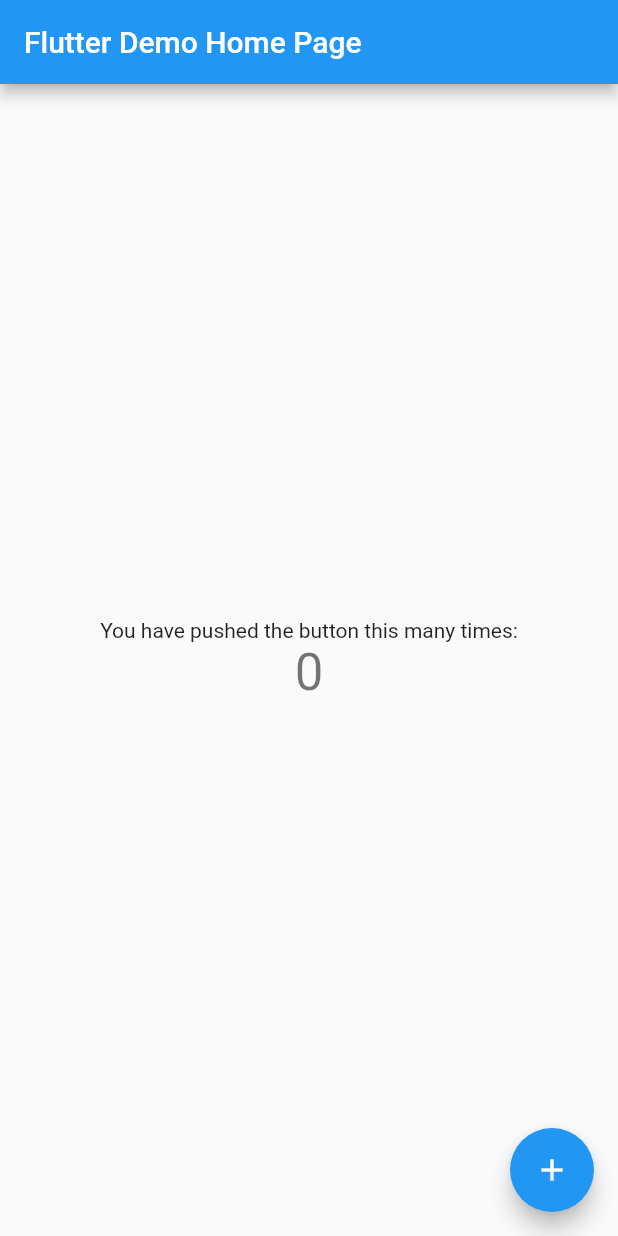
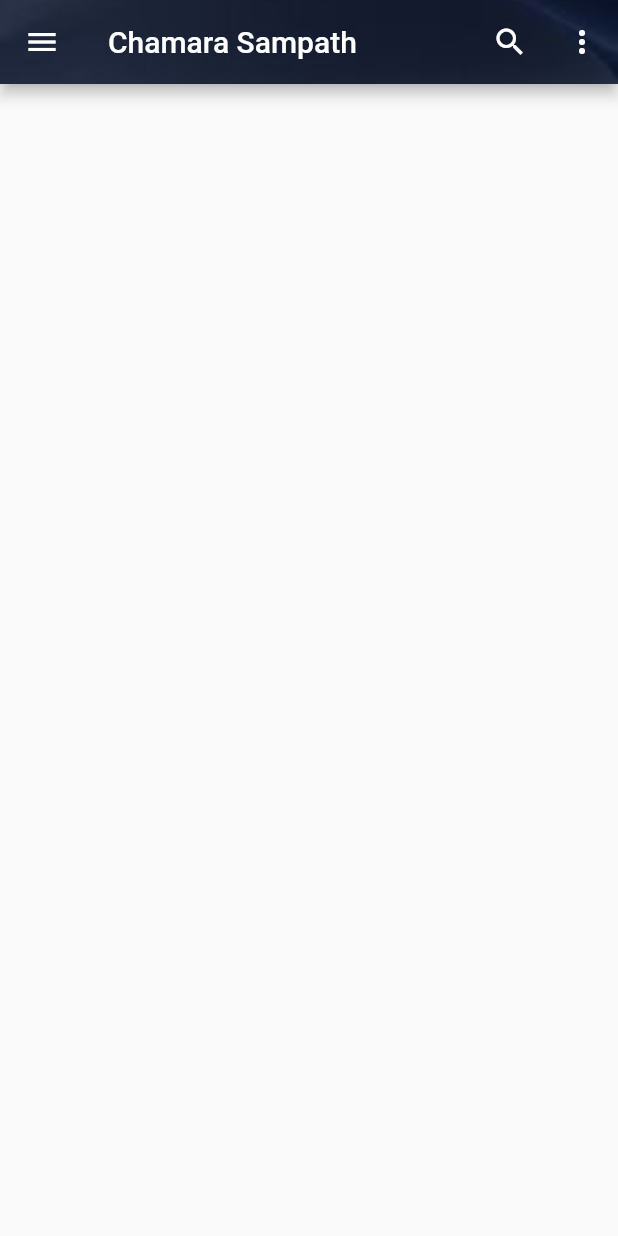
Before and after one commit to sampathdissanayaka/flutter-appbar, a Flutter app: the screen it shows after launch, on a phone screen of 412 x 824 dp. Run offline on Flutter 3.47's test engine with Material 2 defaults, Android fonts, the phone set to English and light mode, and no system bars.

Commit message:
update actions & flexibleSpace

```diff
--- a/lib/main.dart
+++ b/lib/main.dart
@@ -1,4 +1,5 @@
 import 'package:flutter/material.dart';
+
 
 void main() {
   runApp(MyApp());
@@ -9,109 +10,41 @@ class MyApp extends StatelessWidget {
   @override
   Widget build(BuildContext context) {
     return MaterialApp(
+
       title: 'Flutter Demo',
       theme: ThemeData(
-        // This is the theme of your application.
-        //
-        // Try running your application with "flutter run". You'll see the
-        // application has a blue toolbar. Then, without quitting the app, try
-        // changing the primarySwatch below to Colors.green and then invoke
-        // "hot reload" (press "r" in the console where you ran "flutter run",
-        // or simply save your changes to "hot reload" in a Flutter IDE).
-        // Notice that the counter didn't reset back to zero; the application
-        // is not restarted.
         primarySwatch: Colors.blue,
-        // This makes the visual density adapt to the platform that you run
-        // the app on. For desktop platforms, the controls will be smaller and
-        // closer together (more dense) than on mobile platforms.
         visualDensity: VisualDensity.adaptivePlatformDensity,
       ),
-      home: MyHomePage(title: 'Flutter Demo Home Page'),
+      home: MyHomePage(),
     );
   }
 }
 
-class MyHomePage extends StatefulWidget {
-  MyHomePage({Key key, this.title}) : super(key: key);
-
-  // This widget is the home page of your application. It is stateful, meaning
-  // that it has a State object (defined below) that contains fields that affect
-  // how it looks.
-
-  // This class is the configuration for the state. It holds the values (in this
-  // case the title) provided by the parent (in this case the App widget) and
-  // used by the build method of the State. Fields in a Widget subclass are
-  // always marked "final".
-
-  final String title;
-
-  @override
-  _MyHomePageState createState() => _MyHomePageState();
-}
-
-class _MyHomePageState extends State<MyHomePage> {
-  int _counter = 0;
-
-  void _incrementCounter() {
-    setState(() {
-      // This call to setState tells the Flutter framework that something has
-      // changed in this State, which causes it to rerun the build method below
-      // so that the display can reflect the updated values. If we changed
-      // _counter without calling setState(), then the build method would not be
-      // called again, and so nothing would appear to happen.
-      _counter++;
-    });
-  }
-
+class MyHomePage extends StatelessWidget {
   @override
   Widget build(BuildContext context) {
-    // This method is rerun every time setState is called, for instance as done
-    // by the _incrementCounter method above.
-    //
-    // The Flutter framework has been optimized to make rerunning build methods
-    // fast, so that you can just rebuild anything that needs updating rather
-    // than having to individually change instances of widgets.
     return Scaffold(
-      appBar: AppBar(
-        // Here we take the value from the MyHomePage object that was created by
-        // the App.build method, and use it to set our appbar title.
-        title: Text(widget.title),
+      appBar:AppBar(
+        title: Text("Chamara Sampath"),
+        leading: IconButton(
+          icon: Icon(Icons.menu),
+          onPressed: (){},
+        ),
+
+        actions: <Widget>[
+          IconButton(
+            icon: Icon(Icons.search),
+            onPressed: (){},
+          ),
+          IconButton(
+            icon: Icon(Icons.more_vert),
+            onPressed: (){},
+          ),
+        ],
+        flexibleSpace: Image.asset("assets/ab.jpg",
+          fit: BoxFit.cover,),
       ),
-      body: Center(
-        // Center is a layout widget. It takes a single child and positions it
-        // in the middle of the parent.
-        child: Column(
-          // Column is also a layout widget. It takes a list of children and
-          // arranges them vertically. By default, it sizes itself to fit its
-          // children horizontally, and tries to be as tall as its parent.
-          //
-          // Invoke "debug painting" (press "p" in the console, choose the
-          // "Toggle Debug Paint" action from the Flutter Inspector in Android
-          // Studio, or the "Toggle Debug Paint" command in Visual Studio Code)
-          // to see the wireframe for each widget.
-          //
-          // Column has various properties to control how it sizes itself and
-          // how it positions its children. Here we use mainAxisAlignment to
-          // center the children vertically; the main axis here is the vertical
-          // axis because Columns are vertical (the cross axis would be
-          // horizontal).
-          mainAxisAlignment: MainAxisAlignment.center,
-          children: <Widget>[
-            Text(
-              'You have pushed the button this many times:',
-            ),
-            Text(
-              '$_counter',
-              style: Theme.of(context).textTheme.headline4,
-            ),
-          ],
-        ),
-      ),
-      floatingActionButton: FloatingActionButton(
-        onPressed: _incrementCounter,
-        tooltip: 'Increment',
-        child: Icon(Icons.add),
-      ), // This trailing comma makes auto-formatting nicer for build methods.
     );
   }
 }
--- a/pubspec.yaml
+++ b/pubspec.yaml
@@ -29,6 +29,7 @@ dependencies:
   # Use with the CupertinoIcons class for iOS style icons.
   cupertino_icons: ^1.0.0
 
+
 dev_dependencies:
   flutter_test:
     sdk: flutter
@@ -45,8 +46,8 @@ flutter:
   uses-material-design: true
 
   # To add assets to your application, add an assets section, like this:
-  # assets:
-  #   - images/a_dot_burr.jpeg
+  assets:
+     - assets/ab.jpg
   #   - images/a_dot_ham.jpeg
 
   # An image asset can refer to one or more resolution-specific "variants", see
```
Also changed, not shown: assets/ab.jpg (added), 1 other file.
